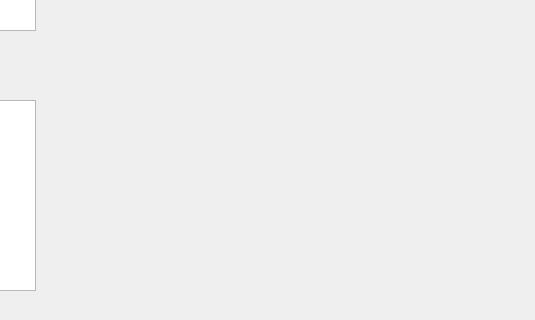
illustratedattempts/TaskTracker, file tasktracker.ui: the form before one commit; both pictures show x 265 to 800 and y 280 to 600 of the 800 by 600 pixel window.
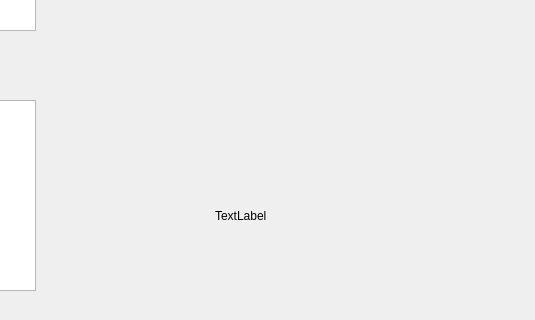
The form after the commit.

Commit message: ListWiget and ListView traversal completed

```diff
--- a/tasktracker.ui
+++ b/tasktracker.ui
@@ -73,6 +73,19 @@
      <string>Completed Tasks</string>
     </property>
    </widget>
+   <widget class="QLabel" name="label">
+    <property name="geometry">
+     <rect>
+      <x>480</x>
+      <y>480</y>
+      <width>51</width>
+      <height>31</height>
+     </rect>
+    </property>
+    <property name="text">
+     <string>TextLabel</string>
+    </property>
+   </widget>
   </widget>
   <widget class="QMenuBar" name="menubar">
    <property name="geometry">
```
The commit also changes 2 other files.
